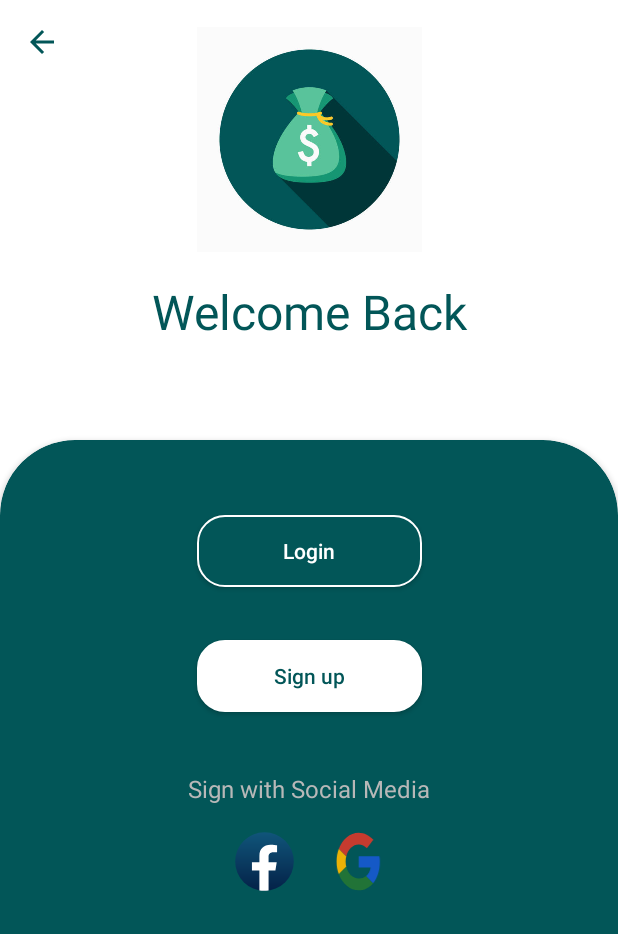
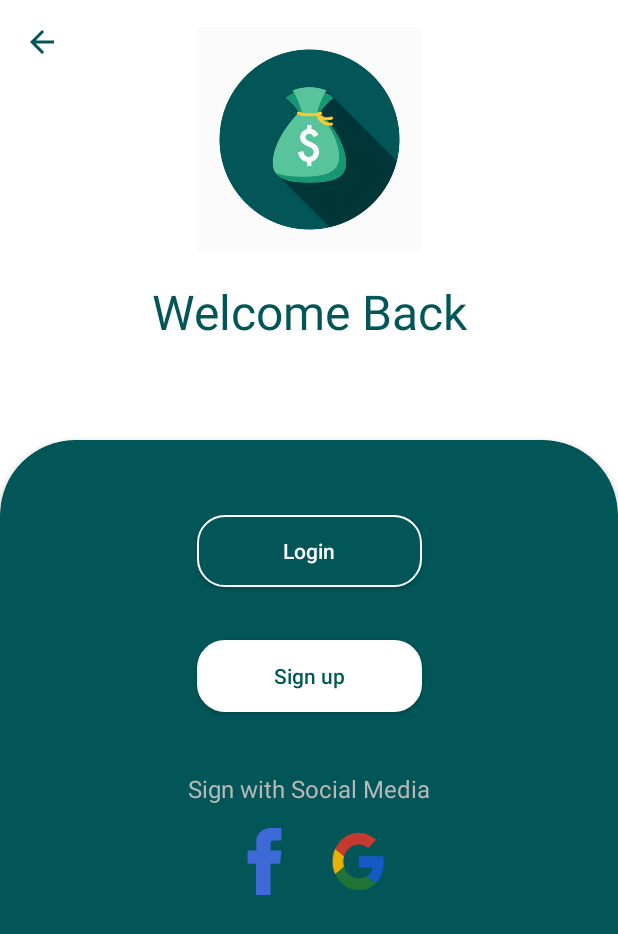
Before and after one commit to ZeinabAbdien00/Money, an Android app: the fragment StartFragment shown on its own in the app's theme, on a phone screen of 412 x 824 dp. Shown: the top 934 px of the screen. Run offline under Robolectric (Android 15) with nearby library versions, the phone set to English and light mode, and no system bars.

Commit message:
add social ic

```diff
--- a/app/src/main/res/drawable/ic_facebook.xml
+++ b/app/src/main/res/drawable/ic_facebook.xml
@@ -1,24 +1,9 @@
 <vector xmlns:android="http://schemas.android.com/apk/res/android"
-    xmlns:aapt="http://schemas.android.com/aapt"
     android:width="800dp"
     android:height="800dp"
-    android:viewportWidth="32"
-    android:viewportHeight="32">
-  <path
-      android:pathData="M16,16m-14,0a14,14 0,1 1,28 0a14,14 0,1 1,-28 0">
-    <aapt:attr name="android:fillColor">
-      <gradient
-          android:startX="16"
-          android:startY="2"
-          android:endX="16"
-          android:endY="29.917"
-          android:type="linear">
-        <item android:offset="0" android:color="#FF10557A"/>
-        <item android:offset="1" android:color="#FF042248"/>
-      </gradient>
-    </aapt:attr>
-  </path>
-  <path
-      android:pathData="M21.214,20.282L21.836,16.33H17.945V13.767C17.945,12.686 18.488,11.631 20.23,11.631H22V8.267C22,8.267 20.395,8 18.86,8C15.655,8 13.562,9.893 13.562,13.318V16.33H10V20.282H13.562V29.834C14.277,29.944 15.008,30 15.753,30C16.499,30 17.23,29.944 17.945,29.834V20.282H21.214Z"
-      android:fillColor="#ffffff"/>
+    android:viewportWidth="310"
+    android:viewportHeight="310">
+    <path
+        android:fillColor="#3D6AD6"
+        android:pathData="M81.7,165.11h33.98V305c0,2.76 2.24,5 5,5h57.62c2.76,0 5,-2.24 5,-5V165.76h39.06c2.54,0 4.68,-1.91 4.97,-4.43l5.93,-51.5c0.16,-1.42 -0.29,-2.84 -1.23,-3.9c-0.95,-1.06 -2.31,-1.67 -3.73,-1.67h-45V71.98c0,-9.73 5.24,-14.67 15.58,-14.67c1.47,0 29.42,0 29.42,0c2.76,0 5,-2.24 5,-5V5.04c0,-2.76 -2.24,-5 -5,-5h-40.54C187.47,0.02 186.83,0 185.9,0c-7.03,0 -31.49,1.38 -50.8,19.15c-21.4,19.69 -18.43,43.27 -17.72,47.36v37.75H81.7c-2.76,0 -5,2.24 -5,5v50.84C76.7,162.87 78.94,165.11 81.7,165.11z" />
 </vector>
--- a/app/src/main/res/drawable/ic_google.xml
+++ b/app/src/main/res/drawable/ic_google.xml
@@ -1,6 +1,6 @@
 <vector xmlns:android="http://schemas.android.com/apk/res/android"
     android:width="500dp"
-    android:height="650dp"
+    android:height="550dp"
     android:viewportWidth="48"
     android:viewportHeight="48">
   <path
--- /dev/null
+++ b/app/src/main/res/drawable/social_shape.xml
@@ -0,0 +1,5 @@
+<?xml version="1.0" encoding="utf-8"?>
+<shape xmlns:android="http://schemas.android.com/apk/res/android">
+    <solid android:color="@color/white" />
+    <corners android:radius="8dp" />
+</shape>
```
